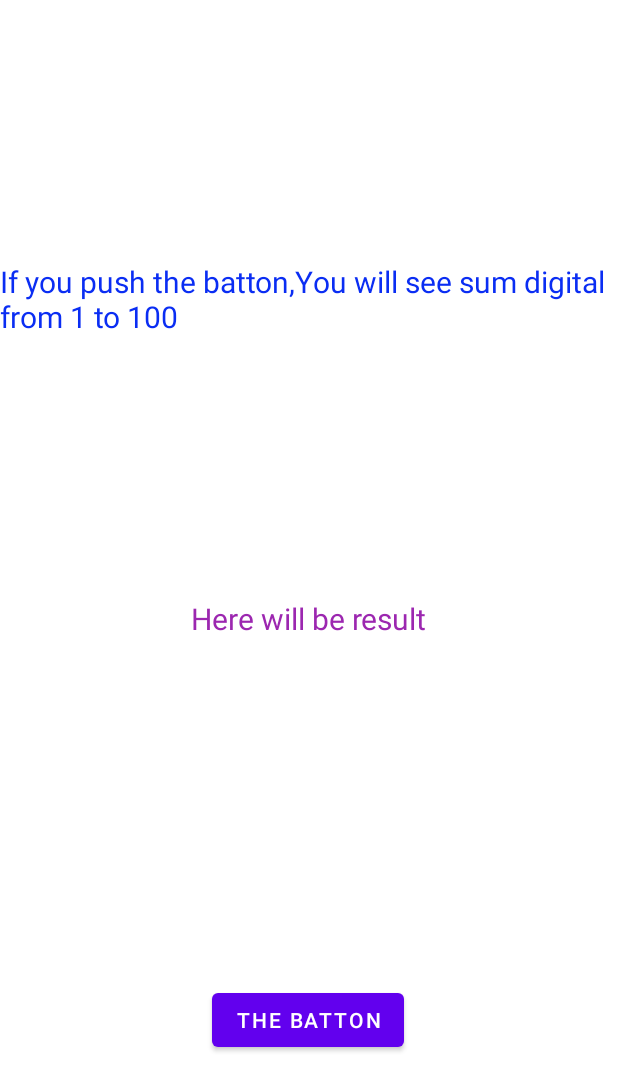
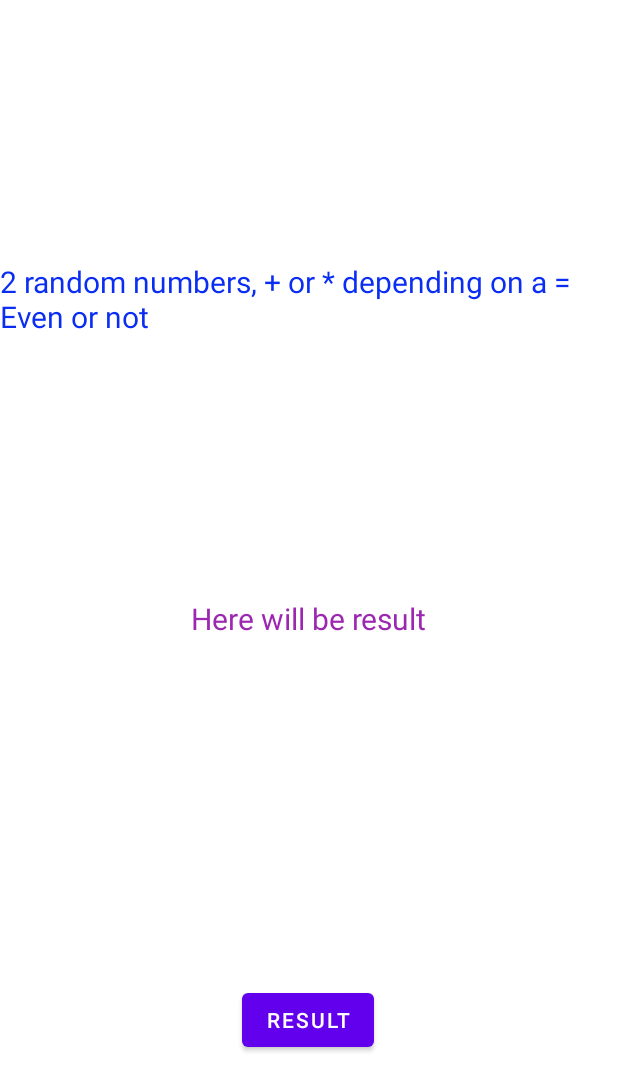
Before and after one commit to Igorwir/TMS_Leassons, an Android app: the layout activity_main.xml on its own in the app's theme, with its tools: preview values and no code run, on a phone screen of 412 x 824 dp. Shown: the top 1091 px of the screen. Run offline under Robolectric (Android 15) with nearby library versions, the phone set to English and light mode, and no system bars.

Commit message:
Added task 1 from dz 16

```diff
--- a/app/src/main/AndroidManifest.xml
+++ b/app/src/main/AndroidManifest.xml
@@ -10,7 +10,7 @@
         android:supportsRtl="true"
         android:theme="@style/Theme.TMS_Leassons">
         <activity
-            android:name=".MainActivity"
+            android:name=".MainActivityDz16"
             android:exported="true">
             <intent-filter>
                 <action android:name="android.intent.action.MAIN" />
--- a/app/src/main/res/layout/activity_main.xml
+++ b/app/src/main/res/layout/activity_main.xml
@@ -4,13 +4,13 @@
     xmlns:tools="http://schemas.android.com/tools"
     android:layout_width="match_parent"
     android:layout_height="match_parent"
-    tools:context=".MainActivity2">
+    tools:context=".MainActivityDz16">
 
     <TextView
         android:id="@+id/tx"
         android:layout_width="wrap_content"
         android:layout_height="wrap_content"
-        android:text="Here will be result"
+        android:text="@string/here_will_be_result"
         android:textColor="#9C27B0"
         android:textSize="20sp"
         app:layout_constraintBottom_toBottomOf="parent"
@@ -24,11 +24,12 @@
         android:layout_height="wrap_content"
         android:layout_marginBottom="120dp"
         android:onClick="onclick"
-        android:text="The Batton"
+        android:text="@string/result"
         app:layout_constraintBottom_toBottomOf="parent"
         app:layout_constraintEnd_toEndOf="parent"
         app:layout_constraintHorizontal_bias="0.498"
-        app:layout_constraintStart_toStartOf="parent" />
+        app:layout_constraintStart_toStartOf="parent"
+        tools:ignore="UsingOnClickInXml" />
 
     <TextView
         android:id="@+id/textViewInfo"
@@ -36,7 +37,7 @@
         android:layout_height="wrap_content"
         android:layout_marginStart="8dp"
         android:layout_marginEnd="8dp"
-        android:text="If you push the batton,You will see sum digital from 1 to 100"
+        android:text="2 random numbers, + or * depending on a = Even or not"
         android:textColor="#0A2DF3"
         android:textColorHint="#0927CF"
         android:textSize="20sp"
@@ -45,4 +46,14 @@
         app:layout_constraintStart_toStartOf="parent"
         app:layout_constraintTop_toTopOf="parent" />
 
+    <TextView
+        android:id="@+id/pokaz"
+        android:layout_width="wrap_content"
+        android:layout_height="wrap_content"
+        android:textSize="20sp"
+        app:layout_constraintBottom_toTopOf="@+id/tx"
+        app:layout_constraintEnd_toEndOf="parent"
+        app:layout_constraintStart_toStartOf="parent"
+        app:layout_constraintTop_toBottomOf="@+id/textViewInfo" />
+
 </androidx.constraintlayout.widget.ConstraintLayout>
--- a/app/src/main/res/values/strings.xml
+++ b/app/src/main/res/values/strings.xml
@@ -1,3 +1,7 @@
 <resources>
     <string name="app_name">TMS_Leassons</string>
+    <string name="the_batton">The Batton</string>
+    <string name="enter_2_numbers_if_you_enter_the_first_even_digit_you_will_have_betwen_numbers_if_not">Enter 2 numbers,if you enter the first Even digit,you will have \'*\' betwen numbers,if not \'+\'</string>
+    <string name="here_will_be_result">Here will be result</string>
+    <string name="result">Result</string>
 </resources>
```
Also changed, not shown: app/src/main/java/com/example/tms_leassons/MainActivity2.kt (deleted, +0 -30 lines), app/src/main/java/com/example/tms_leassons/MainActivityDz16.kt (added, +38 -0 lines).
